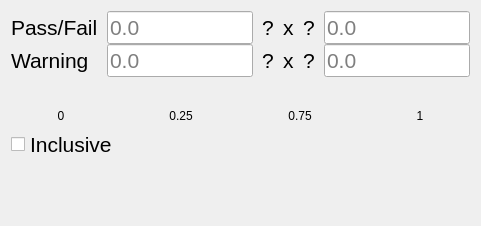
The window that atef/ui/range_comparison_widget.ui (pcdshub/atef) describes before a commit, drawn with Qt 5.
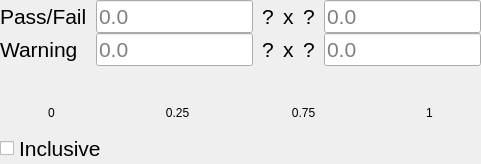
The same window after the commit. Custom widgets are drawn as their Qt base class.

What changed in the file:
```diff
--- a/atef/ui/range_comparison_widget.ui
+++ b/atef/ui/range_comparison_widget.ui
@@ -7,13 +7,25 @@
     <x>0</x>
     <y>0</y>
     <width>481</width>
-    <height>226</height>
+    <height>164</height>
    </rect>
   </property>
   <property name="windowTitle">
    <string>Form</string>
   </property>
   <layout class="QVBoxLayout" name="verticalLayout">
+   <property name="leftMargin">
+    <number>0</number>
+   </property>
+   <property name="topMargin">
+    <number>0</number>
+   </property>
+   <property name="rightMargin">
+    <number>0</number>
+   </property>
+   <property name="bottomMargin">
+    <number>0</number>
+   </property>
    <item>
     <layout class="QHBoxLayout" name="horizontalLayout_2">
      <property name="spacing">
@@ -501,19 +513,6 @@
      </property>
     </widget>
    </item>
-   <item>
-    <spacer name="verticalSpacer">
-     <property name="orientation">
-      <enum>Qt::Vertical</enum>
-     </property>
-     <property name="sizeHint" stdset="0">
-      <size>
-       <width>20</width>
-       <height>40</height>
-      </size>
-     </property>
-    </spacer>
-   </item>
   </layout>
  </widget>
  <customwidgets>
```
Left out of the diff: 18 changed lines with no effect on the pictures.
